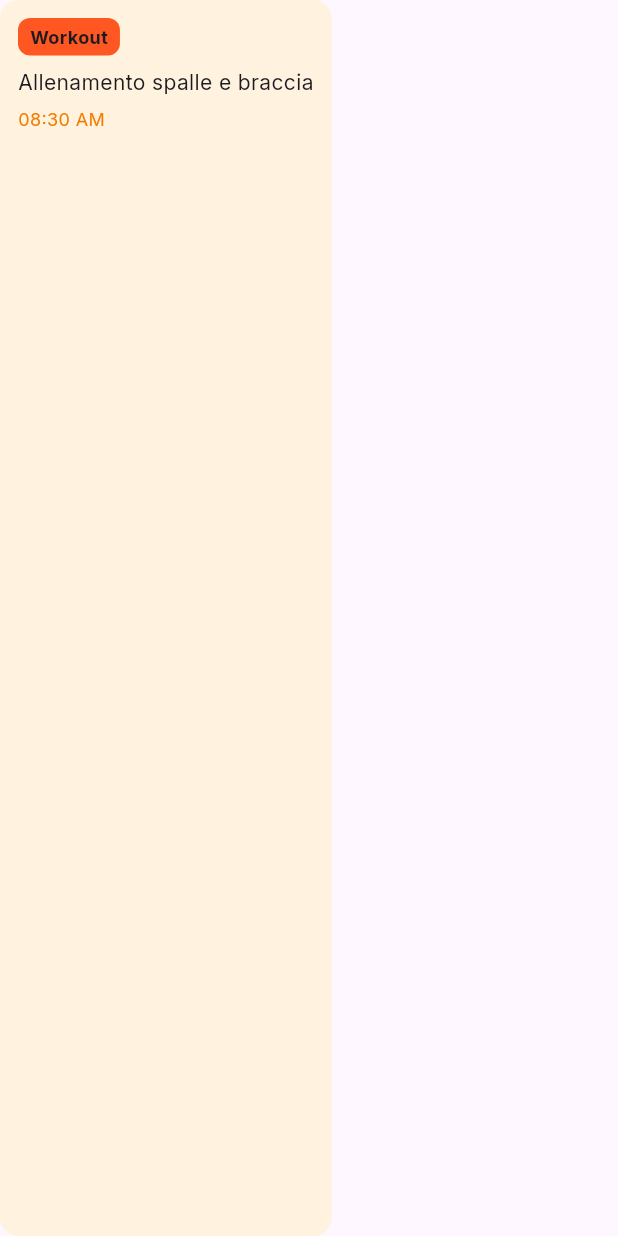
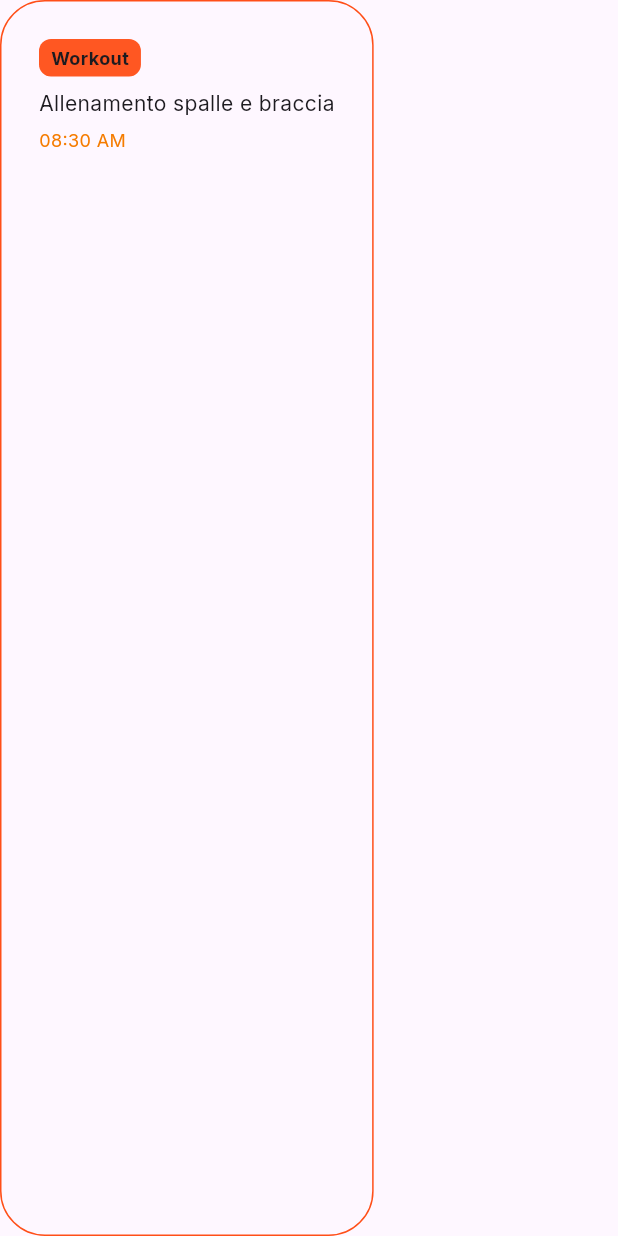
Before and after one commit to michele-biffi/logger, a Flutter app: the LogCard widget shown alone on an empty page, opened directly, on a phone screen of 412 x 824 dp. Run offline on Flutter 3.47's test engine with Material 3 defaults, Android fonts, the phone set to English and light mode, and no system bars; our stand-ins replace flutter_dotenv, google_fonts, hugeicons, supabase_flutter, table_calendar; accounts and stored records are empty.

Commit message:
Adjusted UI + Modified AppBar

```diff
--- a/lib/components/log_card.dart
+++ b/lib/components/log_card.dart
@@ -1,4 +1,5 @@
 import 'package:flutter/material.dart';
+import 'package:logger/colors.dart';
 
 class LogCard extends StatelessWidget {
   final String tag;
@@ -17,10 +18,11 @@ class LogCard extends StatelessWidget {
   @override
   Widget build(BuildContext context) {
     return Container(
-      padding: const EdgeInsets.all(12),
+      padding: const EdgeInsets.all(25),
       decoration: BoxDecoration(
-        color: Colors.orange.shade50,
-        borderRadius: BorderRadius.circular(12),
+        color: Colors.transparent,
+        border: Border.all(color: CustomColors.orange, width: 1),
+        borderRadius: BorderRadius.circular(30),
       ),
       child: Column(
         crossAxisAlignment: CrossAxisAlignment.start,
@@ -33,24 +35,15 @@ class LogCard extends StatelessWidget {
             ),
             child: Text(
               tag,
-              style: const TextStyle(
-                fontWeight: FontWeight.bold,
-                fontSize: 12,
-              ),
+              style: const TextStyle(fontWeight: FontWeight.bold, fontSize: 12),
             ),
           ),
           const SizedBox(height: 8),
-          Text(
-            description,
-            style: const TextStyle(fontSize: 14),
-          ),
+          Text(description, style: const TextStyle(fontSize: 14)),
           const SizedBox(height: 6),
           Text(
             time,
-            style: TextStyle(
-              fontSize: 12,
-              color: Colors.orange.shade700,
-            ),
+            style: TextStyle(fontSize: 12, color: Colors.orange.shade700),
           ),
         ],
       ),
```
Also changed, not shown: lib/components/custom_app_bar.dart (+4 -24 lines), lib/pages/calendar_page.dart (+4 -3 lines).
